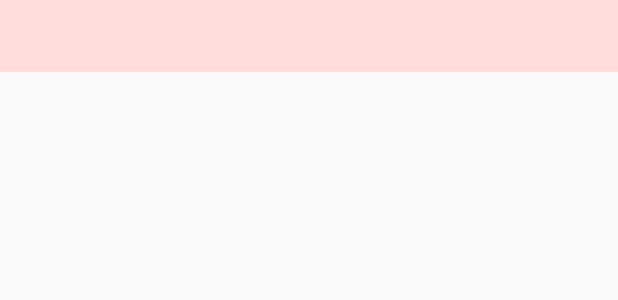
After one commit to fmalessio/um-safe-door, an Android app: the layout sdum_simple_list_item.xml on its own in the app's theme, with its tools: preview values and no code run, on a phone screen of 412 x 824 dp. The commit adds this screen. Shown: the top 300 px of the screen. Run offline under Robolectric (Android 15) with nearby library versions, the phone set to English and light mode, and no system bars.

```diff
--- /dev/null
+++ b/Android/SafeDoorUM/app/src/main/res/drawable/sdum_text_lines.xml
@@ -0,0 +1,21 @@
+<?xml version="1.0" encoding="utf-8"?>
+<layer-list xmlns:android="http://schemas.android.com/apk/res/android" >
+    <item
+        android:bottom="1dp"
+        android:left="-2dp"
+        android:right="-2dp"
+        android:top="-2dp">
+        <shape android:shape="rectangle" >
+            <stroke
+                android:width="1dp"
+                android:color="#FF000000" />
+
+            <solid android:color="#00FFFFFF" />
+
+            <padding android:left="10dp"
+                android:right="10dp"
+                android:top="10dp"
+                android:bottom="10dp" />
+        </shape>
+    </item>
+</layer-list>
--- a/Android/SafeDoorUM/app/src/main/res/layout/content_bluetooth_list.xml
+++ b/Android/SafeDoorUM/app/src/main/res/layout/content_bluetooth_list.xml
@@ -12,6 +12,7 @@
         android:id="@+id/listView"
         android:layout_width="wrap_content"
         android:layout_height="wrap_content"
-        android:entries="@color/colorPrimary" />
+        android:headerDividersEnabled="true"
+        android:visibility="visible" />
 
 </RelativeLayout>
--- /dev/null
+++ b/Android/SafeDoorUM/app/src/main/res/layout/sdum_simple_list_item.xml
@@ -0,0 +1,16 @@
+<?xml version="1.0" encoding="utf-8"?>
+
+<TextView xmlns:android="http://schemas.android.com/apk/res/android"
+    xmlns:tools="http://schemas.android.com/tools"
+    android:id="@android:id/text1"
+    android:layout_width="match_parent"
+    android:layout_height="wrap_content"
+    android:background="@drawable/sdum_text_lines"
+    android:clickable="false"
+    android:gravity="center_vertical"
+    android:minHeight="?android:attr/listPreferredItemHeightSmall"
+    android:paddingEnd="?android:attr/listPreferredItemPaddingEnd"
+    android:paddingStart="?android:attr/listPreferredItemPaddingStart"
+    android:textAppearance="?android:attr/textAppearanceListItemSmall"
+    android:textColor="@color/colorPrimaryDark"
+    tools:background="#ffdddd" />
--- a/Android/SafeDoorUM/app/src/main/res/values/colors.xml
+++ b/Android/SafeDoorUM/app/src/main/res/values/colors.xml
@@ -1,6 +1,6 @@
 <?xml version="1.0" encoding="utf-8"?>
 <resources>
     <color name="colorPrimary">#3F51B5</color>
-    <color name="colorPrimaryDark">#303F9F</color>
+    <color name="colorPrimaryDark">#303f9f</color>
     <color name="colorAccent">#FF4081</color>
 </resources>
```
Also changed, not shown: Android/SafeDoorUM/app/src/main/java/safedoorum/fmalessio/safedoorum/BluetoothListActivity.java (+38 -17 lines), Android/SafeDoorUM/app/src/main/java/safedoorum/fmalessio/safedoorum/MainActivity.java (+22 -24 lines).
